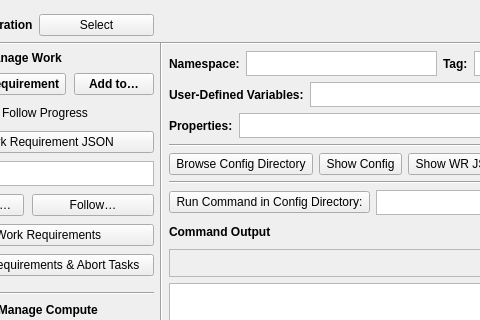
First picture: the form in yellowdog_cli/commander/commander.ui, repository yellowdog/yellowdog-cli, before the edit; both pictures show x 118 to 598 and y 0 to 320 of the 1102 by 776 pixel window.
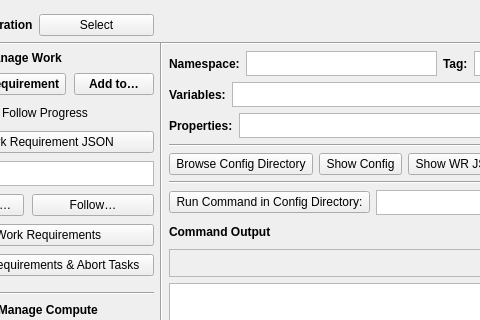
Second picture: the form after the edit.

Commit message:
Commander: the User-Defined Variables field is labelled Variables
The label, the README (also the Help window) and its table of contents, the comments and tests naming the field, and the screenshot retaken to show it.

Patch:
```diff
--- a/yellowdog_cli/commander/commander.ui
+++ b/yellowdog_cli/commander/commander.ui
@@ -874,7 +874,7 @@
          </font>
         </property>
         <property name="text">
-         <string>User-Defined Variables:</string>
+         <string>Variables:</string>
         </property>
        </widget>
       </item>
```
The commit also changes 7 other files.
